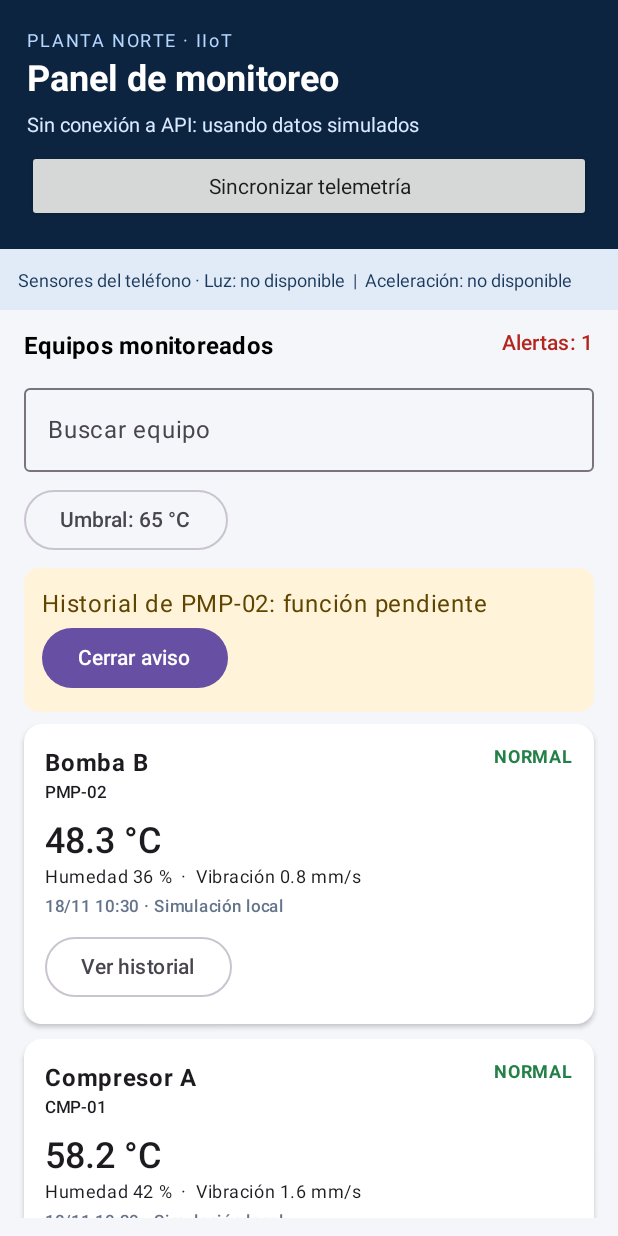
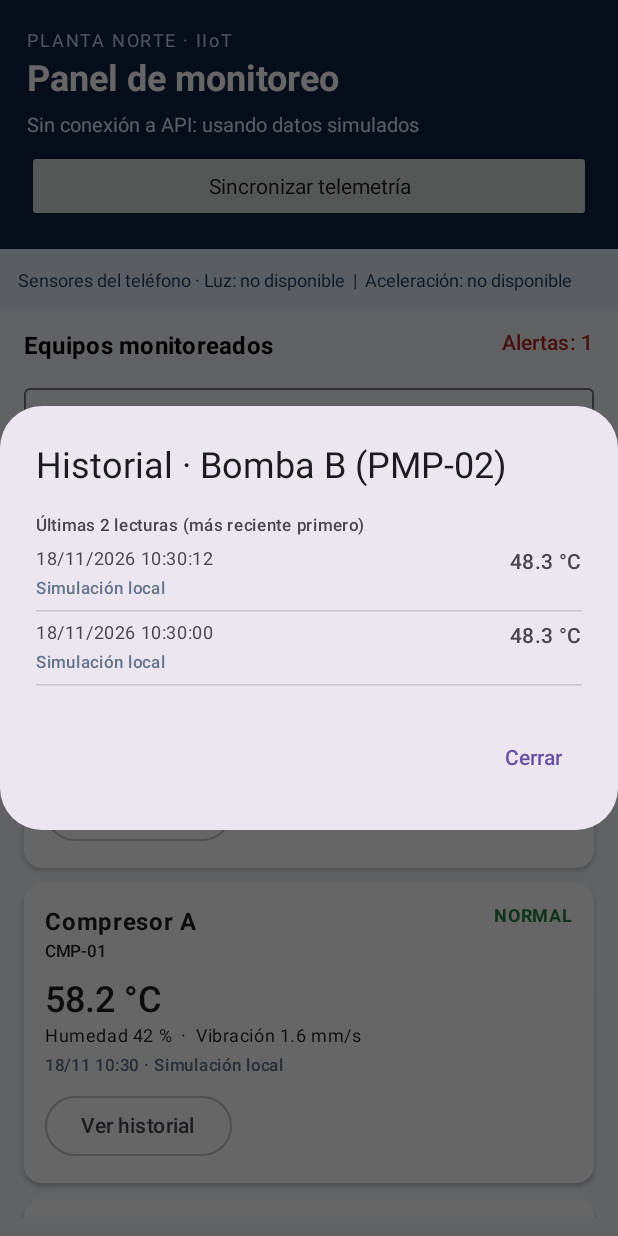
Before and after one commit to ramacarranza/prueba1parcial2, an Android app built with Jetpack Compose: the screen it shows after launch (MainActivity), after a tap on "Ver historial", on a phone screen of 412 x 824 dp. Run offline under Robolectric (Android 15) with nearby library versions, the phone set to English and light mode, and no system bars; 2 other taps on this screen came first.

Commit message:
Actividad 2: historial de telemetria por equipo
- PlantDatabase.history: ultimas 10 lecturas por machine_id (parametrizado),
  ordenadas por captured_at DESC, id DESC
- HistoryState en el ViewModel; cerrar no toca filter ni readings
- Dialogo Compose con fecha/hora, temperatura, origen y estado vacio

Co-Authored-By: Claude Opus 5.5 <noreply@anthropic.com>

```diff
--- a/app/src/main/java/ar/edu/examen/iiot/MainActivity.kt
+++ b/app/src/main/java/ar/edu/examen/iiot/MainActivity.kt
@@ -51,6 +51,7 @@ class MainActivity : ComponentActivity(), SensorEventListener {
                 onThresholdSave = viewModel::saveThreshold,
                 onThresholdDismiss = viewModel::closeThresholdDialog,
                 onHistoryClick = viewModel::showHistory,
+                onHistoryClose = viewModel::closeHistory,
                 onDismissNotification = viewModel::dismissNotification
             )
         }
--- a/app/src/main/java/ar/edu/examen/iiot/data/PlantDatabase.kt
+++ b/app/src/main/java/ar/edu/examen/iiot/data/PlantDatabase.kt
@@ -75,6 +75,18 @@ class PlantDatabase(context: Context) :
         return readableDatabase.rawQuery(sql, arrayOf(pattern)).use(::readAll)
     }
 
+    /** Últimas [limit] lecturas de un equipo, de la más reciente a la más antigua. */
+    fun history(machineId: String, limit: Int): List<Reading> =
+        readableDatabase.rawQuery(
+            """SELECT id, machine_id, machine_name, temperature, humidity, vibration,
+                      captured_at, source
+               FROM readings
+               WHERE machine_id = ?
+               ORDER BY captured_at DESC, id DESC
+               LIMIT ?""",
+            arrayOf(machineId, limit.toString())
+        ).use(::readAll)
+
     fun readConfig(key: String): String? =
         readableDatabase.rawQuery(
             "SELECT config_value FROM configuration WHERE config_key = ?",
--- a/app/src/main/java/ar/edu/examen/iiot/data/PlantRepository.kt
+++ b/app/src/main/java/ar/edu/examen/iiot/data/PlantRepository.kt
@@ -45,6 +45,10 @@ class PlantRepository(
     suspend fun saveThreshold(value: Double) = withContext(ioDispatcher) {
         require(PlantRules.isValidThreshold(value)) { "Umbral fuera de rango: $value" }
         database.writeConfig(KEY_THRESHOLD, value.toString())
+    }
+
+    suspend fun history(machineId: String): List<Reading> = withContext(ioDispatcher) {
+        database.history(machineId, HISTORY_SIZE)
     }
 
     suspend fun search(query: String): List<Reading> = withContext(ioDispatcher) {
@@ -116,5 +120,6 @@ class PlantRepository(
 
     private companion object {
         const val KEY_THRESHOLD = "temperature_threshold"
+        const val HISTORY_SIZE = 10
     }
 }
--- a/app/src/main/java/ar/edu/examen/iiot/ui/DashboardScreen.kt
+++ b/app/src/main/java/ar/edu/examen/iiot/ui/DashboardScreen.kt
@@ -4,7 +4,10 @@ import androidx.compose.foundation.layout.Arrangement
 import androidx.compose.foundation.text.KeyboardOptions
 import androidx.compose.material3.AlertDialog
 import androidx.compose.material3.TextButton
+import androidx.compose.foundation.layout.heightIn
+import androidx.compose.material3.HorizontalDivider
 import androidx.compose.runtime.getValue
+import androidx.compose.runtime.remember
 import androidx.compose.runtime.mutableStateOf
 import androidx.compose.runtime.saveable.rememberSaveable
 import androidx.compose.runtime.setValue
@@ -46,9 +49,13 @@ fun DashboardScreen(
     onThresholdSave: (String) -> Unit,
     onThresholdDismiss: () -> Unit,
     onHistoryClick: (String) -> Unit,
+    onHistoryClose: () -> Unit,
     onDismissNotification: () -> Unit
 ) {
     MaterialTheme {
+        state.history?.let { history ->
+            HistoryDialog(history, state.threshold, onHistoryClose)
+        }
         if (state.thresholdDialogOpen) {
             ThresholdDialog(
                 current = state.threshold,
@@ -180,6 +187,59 @@ private fun ThresholdDialog(
 }
 
 @Composable
+private fun HistoryDialog(history: HistoryState, threshold: Double, onClose: () -> Unit) {
+    val formatter = remember { SimpleDateFormat("dd/MM/yyyy HH:mm:ss", Locale("es", "AR")) }
+    AlertDialog(
+        onDismissRequest = onClose,
+        title = { Text("Historial · ${history.machineName} (${history.machineId})") },
+        text = {
+            when {
+                history.loading -> Text("Cargando lecturas...")
+                history.error != null -> Text(history.error, color = Color(0xFFB3261E))
+                history.readings.isEmpty() -> Text(
+                    "Este equipo todavía no tiene lecturas guardadas. " +
+                        "Tocá \"Sincronizar telemetría\" para registrar una."
+                )
+                else -> LazyColumn(
+                    modifier = Modifier.heightIn(max = 400.dp),
+                    verticalArrangement = Arrangement.spacedBy(6.dp)
+                ) {
+                    item {
+                        Text(
+                            "Últimas ${history.readings.size} lecturas (más reciente primero)",
+                            style = MaterialTheme.typography.labelSmall
+                        )
+                    }
+                    items(history.readings, key = { it.id }) { reading ->
+                        HistoryRow(reading, formatter, PlantRules.requiresAttention(reading, threshold))
+                    }
+                }
+            }
+        },
+        confirmButton = { TextButton(onClick = onClose) { Text("Cerrar") } }
+    )
+}
+
+@Composable
+private fun HistoryRow(reading: Reading, formatter: SimpleDateFormat, alert: Boolean) {
+    Column(modifier = Modifier.fillMaxWidth()) {
+        Row(
+            modifier = Modifier.fillMaxWidth(),
+            horizontalArrangement = Arrangement.SpaceBetween
+        ) {
+            Text(formatter.format(Date(reading.timestamp)), style = MaterialTheme.typography.bodySmall)
+            Text(
+                "${"%.1f".format(reading.temperature)} °C",
+                fontWeight = FontWeight.SemiBold,
+                color = if (alert) Color(0xFFB3261E) else Color.Unspecified
+            )
+        }
+        Text(reading.source, style = MaterialTheme.typography.labelSmall, color = Color(0xFF64748B))
+        HorizontalDivider(modifier = Modifier.padding(top = 6.dp))
+    }
+}
+
+@Composable
 private fun EquipmentCard(
     reading: Reading,
     threshold: Double,
--- a/app/src/main/java/ar/edu/examen/iiot/ui/PlantViewModel.kt
+++ b/app/src/main/java/ar/edu/examen/iiot/ui/PlantViewModel.kt
@@ -23,7 +23,17 @@ data class DashboardState(
     val threshold: Double = PlantRules.DEFAULT_TEMPERATURE_LIMIT,
     val alertCount: Int = 0,
     val thresholdDialogOpen: Boolean = false,
-    val thresholdError: String? = null
+    val thresholdError: String? = null,
+    val history: HistoryState? = null
+)
+
+/** Historial abierto de un equipo; null en DashboardState significa cerrado. */
+data class HistoryState(
+    val machineId: String,
+    val machineName: String,
+    val loading: Boolean = true,
+    val readings: List<Reading> = emptyList(),
+    val error: String? = null
 )
 
 class PlantViewModel(private val repository: PlantRepository) : ViewModel() {
@@ -119,9 +129,23 @@ class PlantViewModel(private val repository: PlantRepository) : ViewModel() {
     }
 
     fun showHistory(machineId: String) {
-        _state.update {
-            it.copy(notification = "Historial de $machineId: función pendiente")
+        val name = _state.value.readings.firstOrNull { it.machineId == machineId }
+            ?.machineName ?: machineId
+        _state.update { it.copy(history = HistoryState(machineId, name)) }
+        viewModelScope.launch {
+            val loaded = try {
+                HistoryState(machineId, name, loading = false, readings = repository.history(machineId))
+            } catch (exception: Exception) {
+                HistoryState(machineId, name, loading = false, error = "No se pudo leer el historial")
+            }
+            // Solo se aplica si el usuario no cerró o cambió de equipo mientras cargaba.
+            _state.update { if (it.history?.machineId == machineId) it.copy(history = loaded) else it }
         }
+    }
+
+    /** Cierra el historial; filter y readings no se tocan, así la búsqueda se conserva. */
+    fun closeHistory() {
+        _state.update { it.copy(history = null) }
     }
 
     fun dismissNotification() {
```
